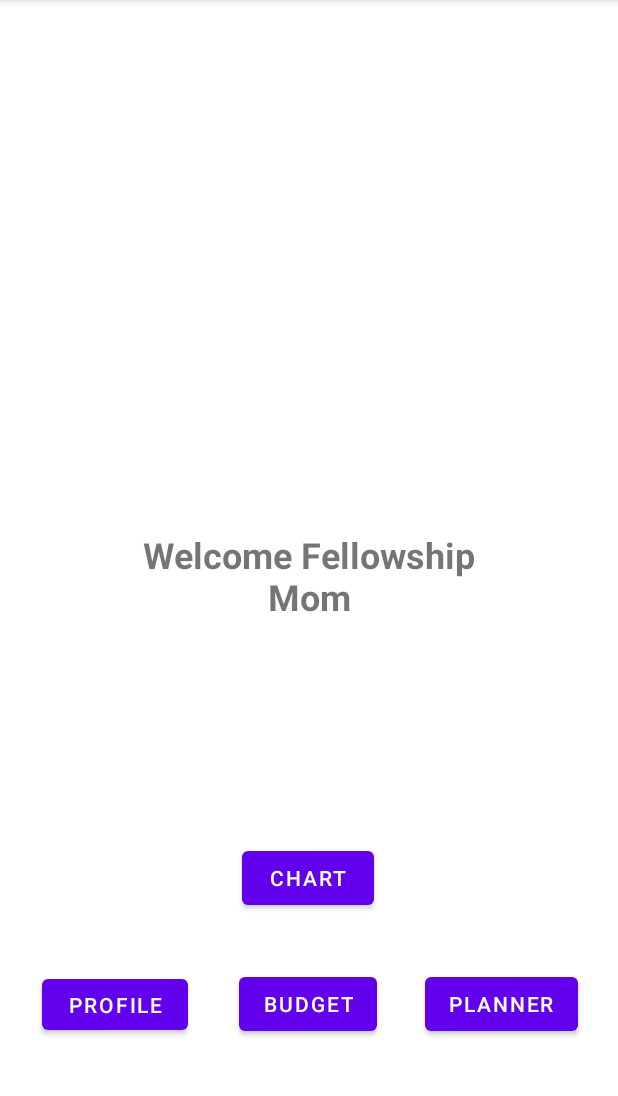
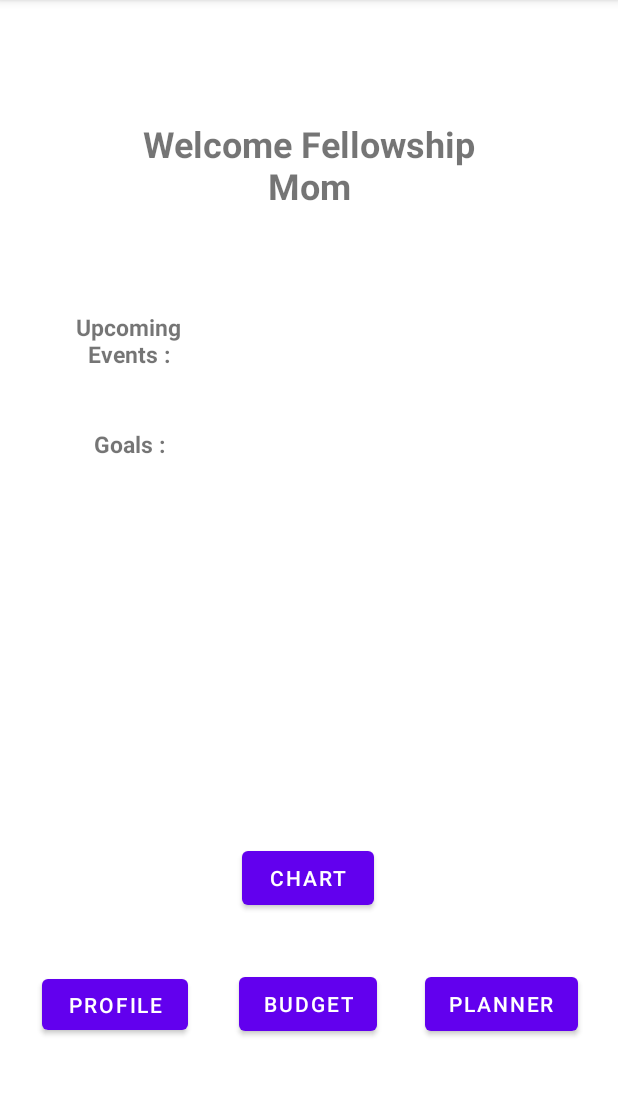
Before and after one commit to Moosa1111/Unified-Portal, an Android app: the HomeActivity screen opened directly, with no data from a screen before it, on a phone screen of 412 x 824 dp, the part 84-1180 px from its top. Run offline under Robolectric (Android 15) with nearby library versions, the phone set to English and light mode, and no system bars.

Commit message:
Good functionality commit

```diff
--- a/app/src/main/AndroidManifest.xml
+++ b/app/src/main/AndroidManifest.xml
@@ -15,6 +15,9 @@
         android:supportsRtl="true"
         android:theme="@style/Theme.UnifiedPortal"
         tools:targetApi="31">
+        <activity
+            android:name=".GoalActivity"
+            android:exported="false" />
         <activity
             android:name=".AddEventActivity"
             android:exported="false" />
--- a/app/src/main/res/layout/activity_home.xml
+++ b/app/src/main/res/layout/activity_home.xml
@@ -10,14 +10,15 @@
         android:id="@+id/textView"
         android:layout_width="267dp"
         android:layout_height="89dp"
+        android:gravity="center"
         android:text="Welcome Fellowship Mom"
+        android:textSize="24dp"
         android:textStyle="bold"
-        android:gravity="center"
-        android:textSize="24dp"
         app:layout_constraintBottom_toBottomOf="parent"
         app:layout_constraintEnd_toEndOf="parent"
         app:layout_constraintStart_toStartOf="parent"
-        app:layout_constraintTop_toTopOf="parent" />
+        app:layout_constraintTop_toTopOf="parent"
+        app:layout_constraintVertical_bias="0.096" />
 
     <Button
         android:id="@+id/profile"
@@ -66,4 +67,34 @@
         app:layout_constraintStart_toStartOf="parent"
         app:layout_constraintTop_toTopOf="parent"
         app:layout_constraintVertical_bias="0.78" />
+
+    <TextView
+        android:id="@+id/textView2"
+        android:layout_width="125dp"
+        android:layout_height="45dp"
+        android:text="Upcoming Events :"
+        android:gravity="center"
+        android:textStyle="bold"
+        android:textSize="15sp"
+        app:layout_constraintBottom_toBottomOf="parent"
+        app:layout_constraintEnd_toEndOf="parent"
+        app:layout_constraintHorizontal_bias="0.079"
+        app:layout_constraintStart_toStartOf="parent"
+        app:layout_constraintTop_toTopOf="parent"
+        app:layout_constraintVertical_bias="0.283" />
+
+    <TextView
+        android:id="@+id/textView3"
+        android:layout_width="125dp"
+        android:layout_height="45dp"
+        android:text="Goals :"
+        android:gravity="center"
+        android:textStyle="bold"
+        android:textSize="15sp"
+        app:layout_constraintBottom_toBottomOf="parent"
+        app:layout_constraintEnd_toEndOf="parent"
+        app:layout_constraintHorizontal_bias="0.081"
+        app:layout_constraintStart_toStartOf="parent"
+        app:layout_constraintTop_toTopOf="parent"
+        app:layout_constraintVertical_bias="0.378" />
 </androidx.constraintlayout.widget.ConstraintLayout>
```
